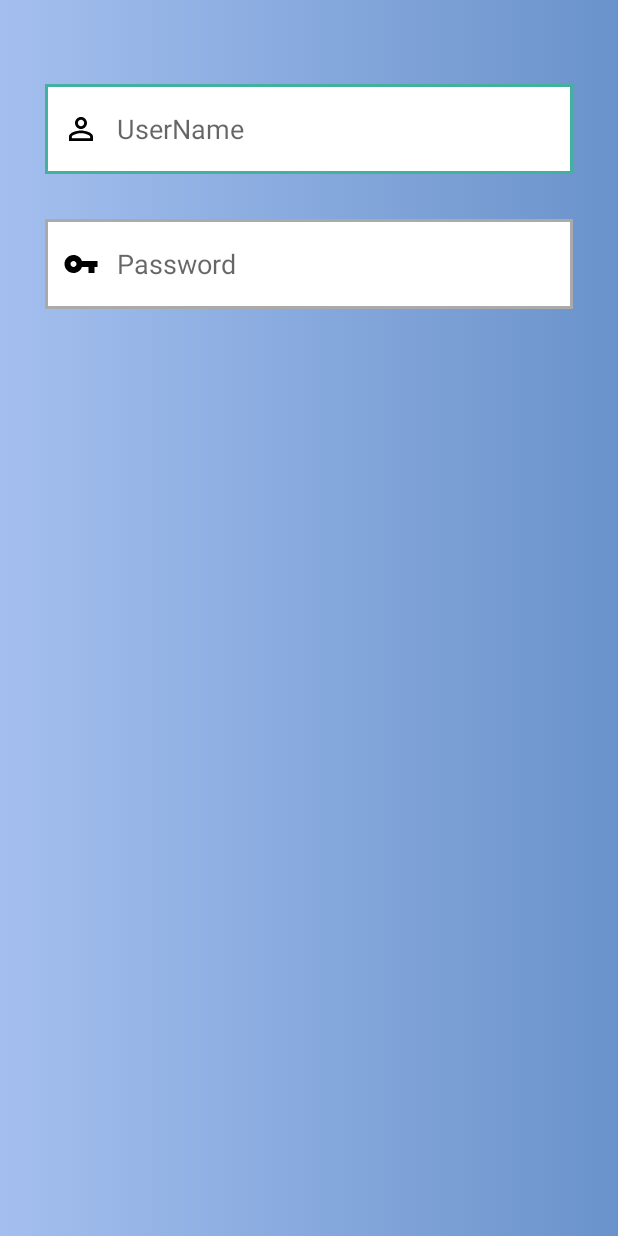
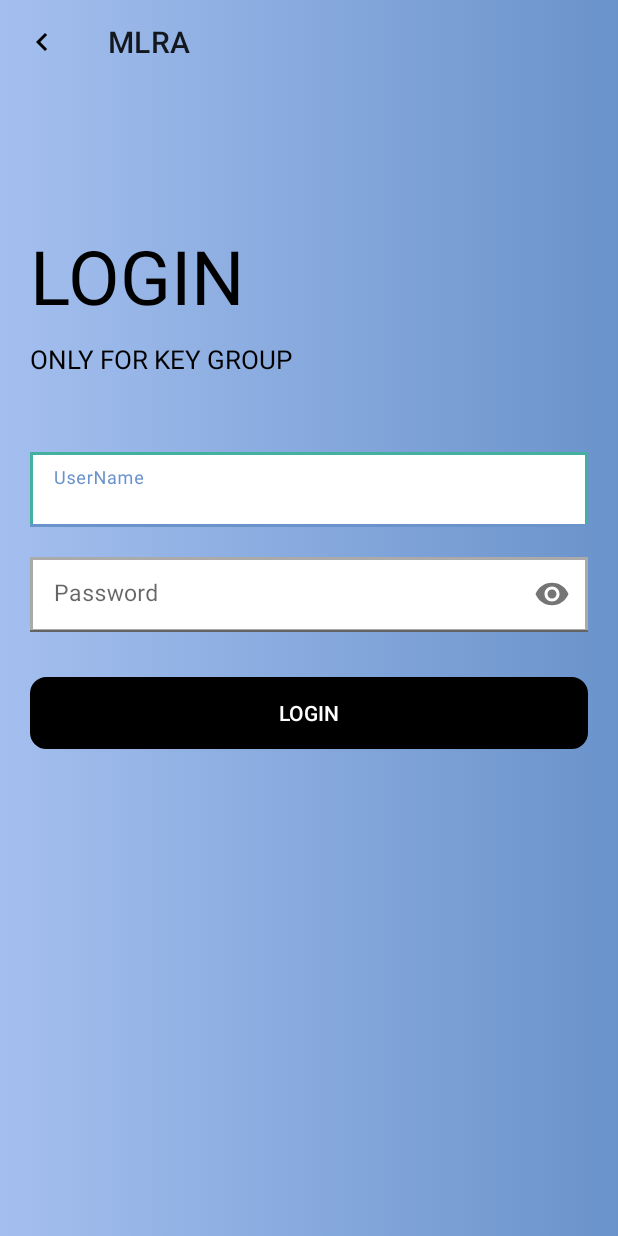
Before and after one commit to feihong6800/MLRA, an Android app: the KeyActivity screen opened directly, with no data from a screen before it, on a phone screen of 412 x 824 dp. Run offline under Robolectric (Android 15) with nearby library versions, the phone set to English and light mode, and no system bars.

Commit message:
Update KeyActivity

```diff
--- a/app/src/main/java/com/example/mlra/KeyActivity.java
+++ b/app/src/main/java/com/example/mlra/KeyActivity.java
@@ -1,14 +1,38 @@
 package com.example.mlra;
 
 import androidx.appcompat.app.AppCompatActivity;
+import androidx.appcompat.widget.Toolbar;
 
+import android.graphics.PorterDuff;
 import android.os.Bundle;
+import android.view.MenuItem;
 
 public class KeyActivity extends AppCompatActivity {
+
+    private Toolbar toolbar;
 
     @Override
     protected void onCreate(Bundle savedInstanceState) {
         super.onCreate(savedInstanceState);
         setContentView(R.layout.activity_key);
+
+        toolbar = (Toolbar) findViewById(R.id.key_toolbar);
+
+
+        //Toolbar
+        setSupportActionBar(toolbar);
+        getSupportActionBar().setDisplayHomeAsUpEnabled(true);
+        toolbar.getNavigationIcon().setColorFilter(getResources().getColor(R.color.white), PorterDuff.Mode.SRC_ATOP);
+        toolbar.setNavigationIcon(getResources().getDrawable(R.drawable.ic_left));
+
+    }
+
+    @Override
+    public boolean onOptionsItemSelected(MenuItem item) {
+        if (item.getItemId() == android.R.id.home) {
+            finish();
+            return true;
+        }
+        return super.onOptionsItemSelected(item);
     }
 }
--- /dev/null
+++ b/app/src/main/res/drawable/ic_left.xml
@@ -0,0 +1,5 @@
+<vector android:height="24dp" android:tint="#000000"
+    android:viewportHeight="24" android:viewportWidth="24"
+    android:width="24dp" xmlns:android="http://schemas.android.com/apk/res/android">
+    <path android:fillColor="@android:color/white" android:pathData="M15.41,7.41L14,6l-6,6 6,6 1.41,-1.41L10.83,12z"/>
+</vector>
--- a/app/src/main/res/layout/activity_key.xml
+++ b/app/src/main/res/layout/activity_key.xml
@@ -1,5 +1,6 @@
 <?xml version="1.0" encoding="utf-8"?>
-<androidx.constraintlayout.widget.ConstraintLayout xmlns:android="http://schemas.android.com/apk/res/android"
+<RelativeLayout
+    xmlns:android="http://schemas.android.com/apk/res/android"
     xmlns:app="http://schemas.android.com/apk/res-auto"
     xmlns:tools="http://schemas.android.com/tools"
     android:layout_width="match_parent"
@@ -8,41 +9,95 @@
     tools:context=".KeyActivity">
 
     <androidx.appcompat.widget.Toolbar
-        android:id="@+id/toolbar"
+        android:id="@+id/key_toolbar"
         android:layout_width="match_parent"
-        android:layout_height="?attr/actionBarSize"
-        app:layout_constraintTop_toTopOf="parent"
-        app:layout_constraintStart_toStartOf="parent"
-        app:layout_constraintEnd_toEndOf="parent"/>
+        android:layout_height="?actionBarSize"
+        android:elevation="4dp"
+        android:layout_alignParentTop="true"/>
+
+
+    <TextView
+        android:id="@+id/title"
+        android:layout_width="wrap_content"
+        android:layout_height="wrap_content"
+        android:layout_marginStart="20dp"
+        android:layout_marginTop="150dp"
+        android:layout_marginBottom="10dp"
+        android:text="Login"
+        android:textAllCaps="true"
+        android:textColor="@color/black"
+        android:textSize="50sp" />
+
+    <TextView
+        android:id="@+id/subtitle"
+        android:layout_width="wrap_content"
+        android:layout_height="wrap_content"
+        android:layout_below="@id/title"
+        android:layout_marginStart="20dp"
+        android:layout_marginBottom="50dp"
+        android:text="Only for KEY Group"
+        android:textAllCaps="true"
+        android:textColor="@color/black"
+        android:textSize="17sp" />
+
+    <com.google.android.material.textfield.TextInputLayout
+        android:id="@+id/textInputlayout_1"
+        android:layout_width="match_parent"
+        android:layout_height="wrap_content"
+        android:layout_marginStart="20dp"
+        android:layout_marginEnd="20dp"
+        android:layout_below="@+id/subtitle">
 
         <EditText
             android:id="@+id/username"
             android:layout_width="match_parent"
-        android:layout_height="60dp"
+            android:layout_height="50dp"
+            android:layout_below="@id/subtitle"
+            android:background="@drawable/custom_edittext"
             android:hint="UserName"
-        android:layout_marginStart="30dp"
-        android:layout_marginEnd="30dp"
-        android:background="@drawable/custom_edittext"
-        android:drawableStart="@drawable/ic_id"
-        android:drawablePadding="12dp"
-        android:paddingStart="12dp"
-        android:paddingEnd="12dp"
-        app:layout_constraintTop_toBottomOf="@id/toolbar"/>
+            android:inputType="textEmailAddress"
+            android:padding="15dp"
+            android:singleLine="true"
+            android:textColor="@color/black"
+            android:textSize="15sp" />
+    </com.google.android.material.textfield.TextInputLayout>
 
-    <EditText
+    <com.google.android.material.textfield.TextInputLayout
+        android:id="@+id/textInputlayout_2"
+        android:layout_width="match_parent"
+        android:layout_height="wrap_content"
+        android:layout_below="@+id/textInputlayout_1"
+        android:layout_marginStart="20dp"
+        android:layout_marginEnd="20dp"
+        android:layout_marginTop="20dp"
+        app:passwordToggleEnabled="true">
+
+        <com.google.android.material.textfield.TextInputEditText
             android:id="@+id/password"
             android:layout_width="match_parent"
-        android:layout_height="60dp"
+            android:layout_height="50dp"
+            android:layout_below="@id/textInputlayout_1"
+            android:layout_centerInParent="true"
+            android:background="@drawable/custom_edittext"
             android:hint="Password"
-        android:layout_marginStart="30dp"
-        android:layout_marginEnd="30dp"
+            android:inputType="textPassword"
+            android:padding="15dp"
+            android:singleLine="true"
+            android:textColor="@color/black"
+            android:textSize="15sp" />
+    </com.google.android.material.textfield.TextInputLayout>
+
+    <androidx.appcompat.widget.AppCompatButton
+        android:id="@+id/login"
+        android:layout_width="match_parent"
+        android:layout_height="wrap_content"
+        android:layout_below="@id/textInputlayout_2"
+        android:layout_centerInParent="true"
+        android:layout_marginLeft="20dp"
         android:layout_marginTop="30dp"
-        android:background="@drawable/custom_edittext"
-        android:drawableStart="@drawable/ic_key"
-        android:drawablePadding="12dp"
-        android:paddingStart="12dp"
-        android:paddingEnd="12dp"
-        app:layout_constraintTop_toBottomOf="@id/username"/>
-
-
-</androidx.constraintlayout.widget.ConstraintLayout>
+        android:layout_marginRight="20dp"
+        android:background="@drawable/custom_button"
+        android:backgroundTint="@color/black"
+        android:text="Login"
+        android:textColor="@color/white" />
+</RelativeLayout>
```
Lines whose indentation alone changed are shown as unchanged.
